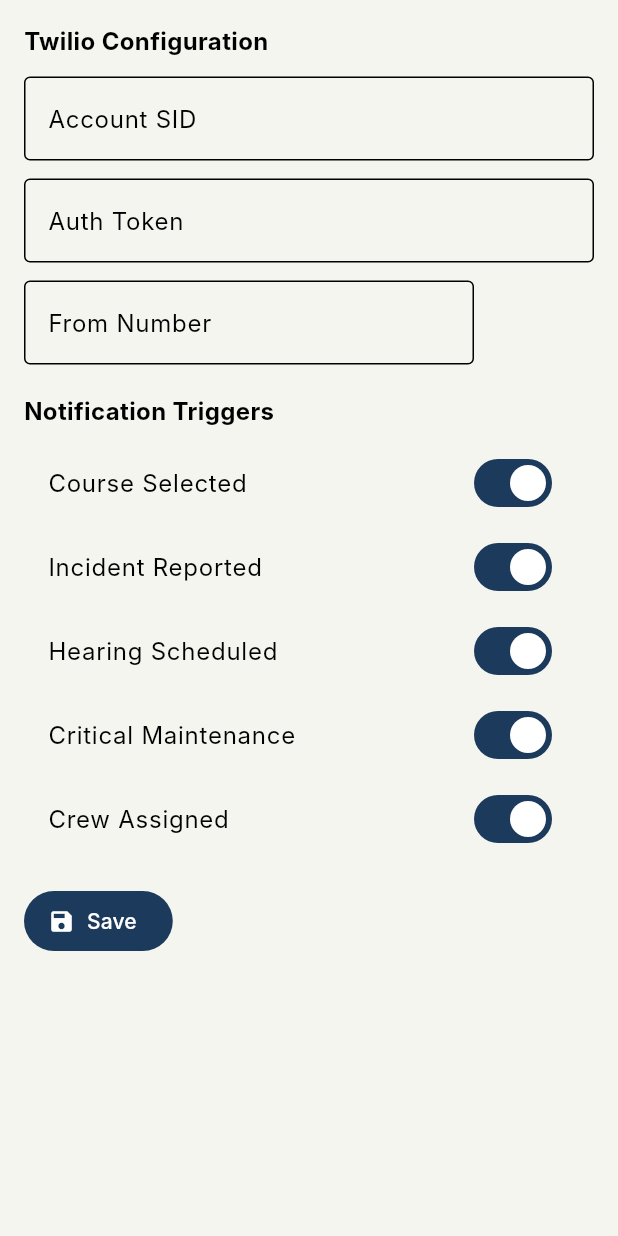
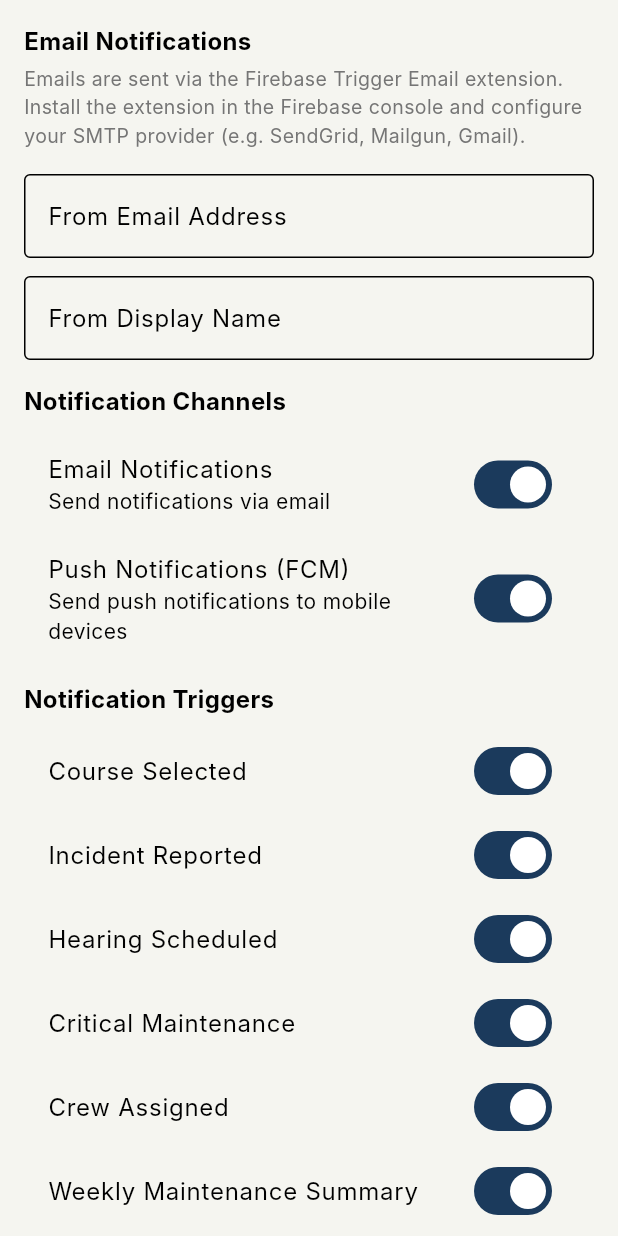
Before and after one commit to lkilpatrick/mpyc-raceday, a Flutter app: the _NotificationsTab widget shown alone on an empty page, opened directly, on a phone screen of 412 x 824 dp. Run offline on Flutter 3.47's test engine with Material 3 defaults, Android fonts, the phone set to English and light mode, and no system bars; our stand-ins replace cloud_firestore, cloud_functions, connectivity_plus, data_table_2, file_picker, firebase_auth and 12 more; missing offline and left inert: dart:html; accounts and stored records are empty; Roboto replaces fonts that are missing (Inter).

Commit message:
Replace Twilio SMS with Firebase email notifications (mail collection + Trigger Email extension)

```diff
--- a/lib/features/admin/presentation/web/system_settings_page.dart
+++ b/lib/features/admin/presentation/web/system_settings_page.dart
@@ -215,16 +215,19 @@
 }
 
 class _NotificationsTabState extends State<_NotificationsTab> {
-  final _twilioSidCtrl = TextEditingController();
-  final _twilioTokenCtrl = TextEditingController();
-  final _twilioFromCtrl = TextEditingController();
+  final _fromEmailCtrl = TextEditingController();
+  final _fromNameCtrl = TextEditingController();
   bool _loading = true;
+  bool _emailEnabled = true;
+  bool _pushEnabled = true;
   final Map<String, bool> _triggers = {
     'courseSelected': true,
     'incidentReported': true,
     'hearingScheduled': true,
     'maintenanceCritical': true,
     'crewAssigned': true,
+    'weeklyMaintenance': true,
+    'crewReminders': true,
   };
 
   @override
@@ -240,9 +243,10 @@
         .get();
     if (doc.exists) {
       final d = doc.data()!;
-      _twilioSidCtrl.text = d['twilioSid'] as String? ?? '';
-      _twilioTokenCtrl.text = d['twilioToken'] as String? ?? '';
-      _twilioFromCtrl.text = d['twilioFrom'] as String? ?? '';
+      _fromEmailCtrl.text = d['fromEmail'] as String? ?? '';
+      _fromNameCtrl.text = d['fromName'] as String? ?? 'MPYC Raceday';
+      _emailEnabled = d['emailEnabled'] as bool? ?? true;
+      _pushEnabled = d['pushEnabled'] as bool? ?? true;
       final t = d['triggers'] as Map<String, dynamic>? ?? {};
       for (final key in _triggers.keys) {
         _triggers[key] = t[key] as bool? ?? true;
@@ -256,9 +260,10 @@
         .collection('settings')
         .doc('notifications')
         .set({
-      'twilioSid': _twilioSidCtrl.text.trim(),
-      'twilioToken': _twilioTokenCtrl.text.trim(),
-      'twilioFrom': _twilioFromCtrl.text.trim(),
+      'fromEmail': _fromEmailCtrl.text.trim(),
+      'fromName': _fromNameCtrl.text.trim(),
+      'emailEnabled': _emailEnabled,
+      'pushEnabled': _pushEnabled,
       'triggers': _triggers,
       'updatedAt': FieldValue.serverTimestamp(),
     }, SetOptions(merge: true));
@@ -271,9 +276,8 @@
 
   @override
   void dispose() {
-    _twilioSidCtrl.dispose();
-    _twilioTokenCtrl.dispose();
-    _twilioFromCtrl.dispose();
+    _fromEmailCtrl.dispose();
+    _fromNameCtrl.dispose();
     super.dispose();
   }
 
@@ -285,44 +289,56 @@
       child: Column(
         crossAxisAlignment: CrossAxisAlignment.start,
         children: [
-          const Text('Twilio Configuration',
+          const Text('Email Notifications',
               style: TextStyle(fontWeight: FontWeight.bold, fontSize: 16)),
-          const SizedBox(height: 12),
+          const SizedBox(height: 4),
+          Text(
+            'Emails are sent via the Firebase Trigger Email extension. '
+            'Install the extension in the Firebase console and configure '
+            'your SMTP provider (e.g. SendGrid, Mailgun, Gmail).',
+            style: TextStyle(fontSize: 13, color: Colors.grey.shade600),
+          ),
+          const SizedBox(height: 16),
           SizedBox(
-            width: 500,
+            width: 400,
             child: TextField(
-              controller: _twilioSidCtrl,
+              controller: _fromEmailCtrl,
               decoration: const InputDecoration(
-                labelText: 'Account SID',
+                labelText: 'From Email Address',
                 border: OutlineInputBorder(),
+                hintText: 'noreply@mpyc.org',
               ),
             ),
           ),
           const SizedBox(height: 12),
           SizedBox(
-            width: 500,
+            width: 400,
             child: TextField(
-              controller: _twilioTokenCtrl,
-              obscureText: true,
+              controller: _fromNameCtrl,
               decoration: const InputDecoration(
-                labelText: 'Auth Token',
+                labelText: 'From Display Name',
                 border: OutlineInputBorder(),
+                hintText: 'MPYC Raceday',
               ),
             ),
           ),
-          const SizedBox(height: 12),
-          SizedBox(
-            width: 300,
-            child: TextField(
-              controller: _twilioFromCtrl,
-              decoration: const InputDecoration(
-                labelText: 'From Number',
-                border: OutlineInputBorder(),
-                hintText: '+1XXXXXXXXXX',
-              ),
-            ),
+          const SizedBox(height: 16),
+          const Text('Notification Channels',
+              style: TextStyle(fontWeight: FontWeight.bold, fontSize: 16)),
+          const SizedBox(height: 8),
+          SwitchListTile(
+            title: const Text('Email Notifications'),
+            subtitle: const Text('Send notifications via email'),
+            value: _emailEnabled,
+            onChanged: (v) => setState(() => _emailEnabled = v),
           ),
-          const SizedBox(height: 20),
+          SwitchListTile(
+            title: const Text('Push Notifications (FCM)'),
+            subtitle: const Text('Send push notifications to mobile devices'),
+            value: _pushEnabled,
+            onChanged: (v) => setState(() => _pushEnabled = v),
+          ),
+          const SizedBox(height: 16),
           const Text('Notification Triggers',
               style: TextStyle(fontWeight: FontWeight.bold, fontSize: 16)),
           const SizedBox(height: 8),
@@ -333,6 +349,8 @@
               'hearingScheduled' => 'Hearing Scheduled',
               'maintenanceCritical' => 'Critical Maintenance',
               'crewAssigned' => 'Crew Assigned',
+              'weeklyMaintenance' => 'Weekly Maintenance Summary',
+              'crewReminders' => 'Crew Duty Reminders',
               _ => e.key,
             };
             return SwitchListTile(
```
Also changed, not shown: 2 other files.
